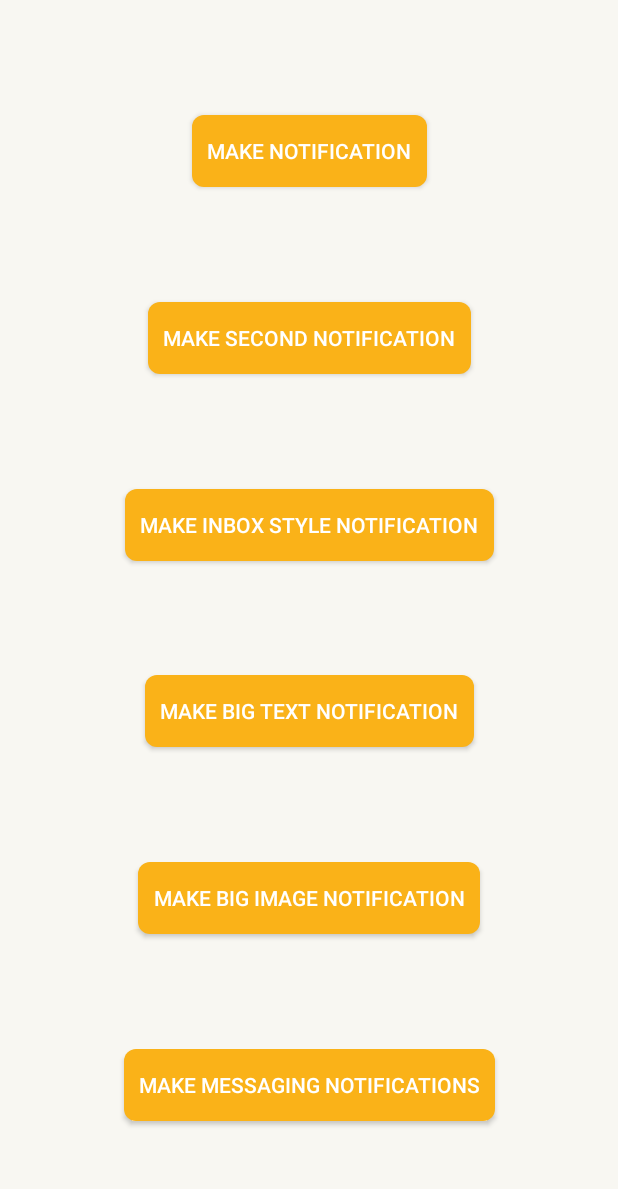
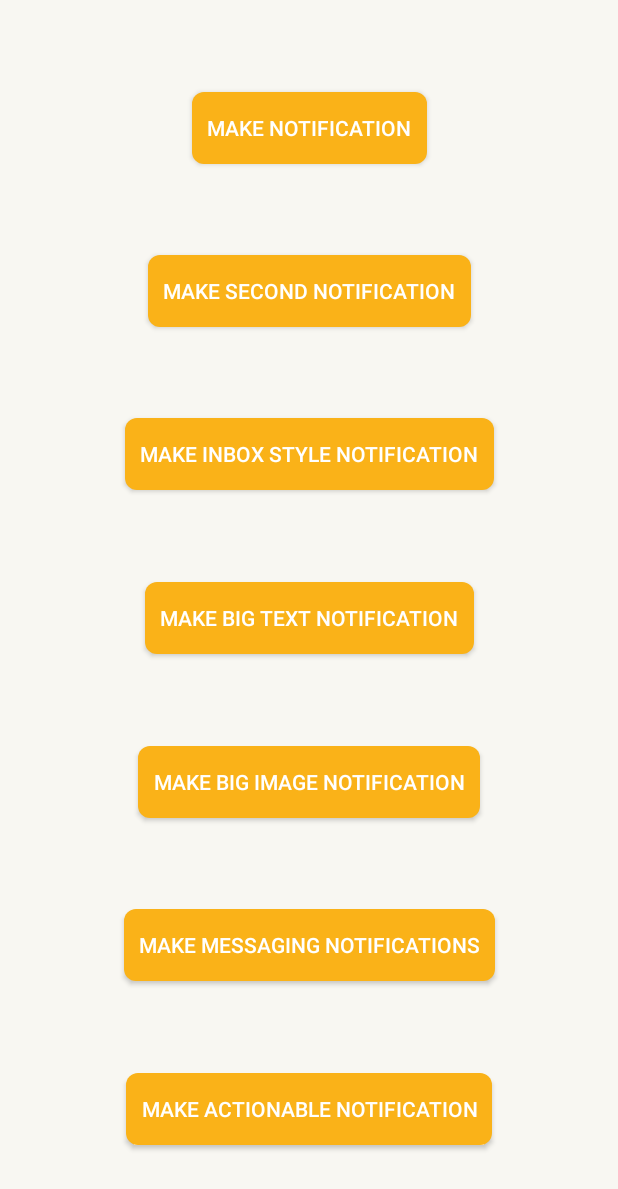
Before and after one commit to MuhammadMahedi/ManualNotifications, an Android app: the layout activity_main.xml on its own in the app's theme, with its tools: preview values and no code run, on a phone screen of 412 x 824 dp. Shown: the top 1189 px of the screen. Run offline under Robolectric (Android 15) with nearby library versions, the phone set to English and light mode, and no system bars.

Commit message:
added actionable notification

```diff
--- a/app/src/main/java/com/mun/manualnotifications/ReplayReceiver.kt
+++ b/app/src/main/java/com/mun/manualnotifications/ReplayReceiver.kt
@@ -25,6 +25,8 @@ class ReplyReceiver : BroadcastReceiver() {
                 .build()
 
             notificationManager.notify(104, repliedNotification)*/
+        }else{
+            Toast.makeText(context, "Marked as read", Toast.LENGTH_SHORT).show()
         }
     }
 }
--- a/app/src/main/res/layout/activity_main.xml
+++ b/app/src/main/res/layout/activity_main.xml
@@ -81,10 +81,23 @@
         android:paddingHorizontal="10dp"
         android:text="Make messaging notifications"
         android:textColor="@color/white"
-        app:layout_constraintBottom_toBottomOf="parent"
+        app:layout_constraintBottom_toTopOf="@id/btnActionableNotification"
         app:layout_constraintEnd_toEndOf="parent"
         app:layout_constraintStart_toStartOf="parent"
         app:layout_constraintTop_toBottomOf="@+id/btnImgNotification" />
 
+    <androidx.appcompat.widget.AppCompatButton
+        android:id="@+id/btnActionableNotification"
+        android:layout_width="wrap_content"
+        android:layout_height="wrap_content"
+        android:background="@drawable/orange_round_corner_shape"
+        android:paddingHorizontal="10dp"
+        android:text="Make actionable notification"
+        android:textColor="@color/white"
+        app:layout_constraintBottom_toBottomOf="parent"
+        app:layout_constraintEnd_toEndOf="parent"
+        app:layout_constraintStart_toStartOf="parent"
+        app:layout_constraintTop_toBottomOf="@+id/btnMsgReplayNotification" />
+
 
 </androidx.constraintlayout.widget.ConstraintLayout>
```
Also changed, not shown: app/src/main/java/com/mun/manualnotifications/MainActivity.kt (+59 -1 lines).
